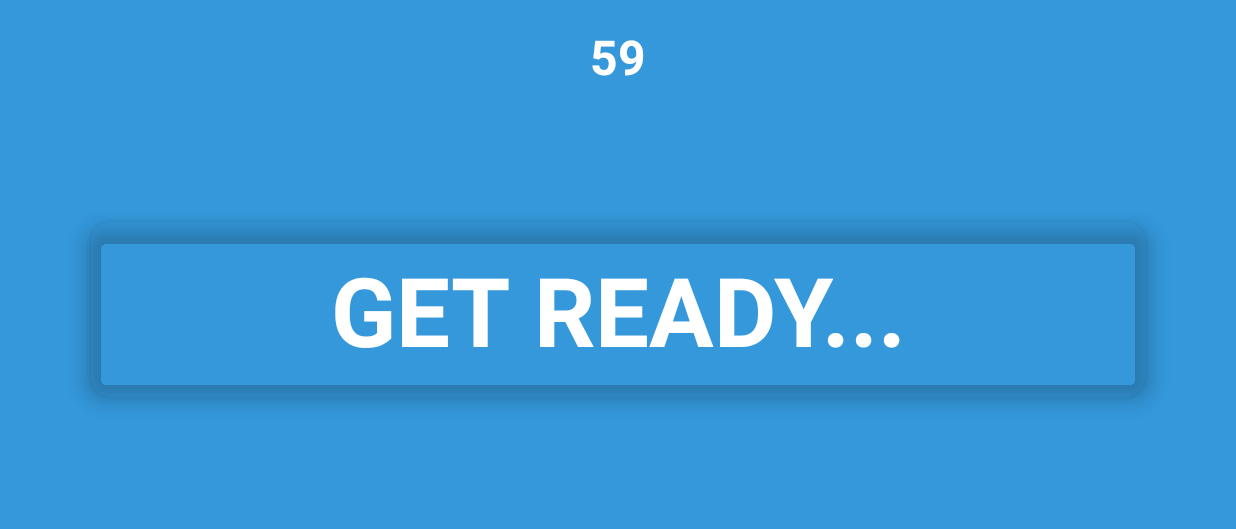
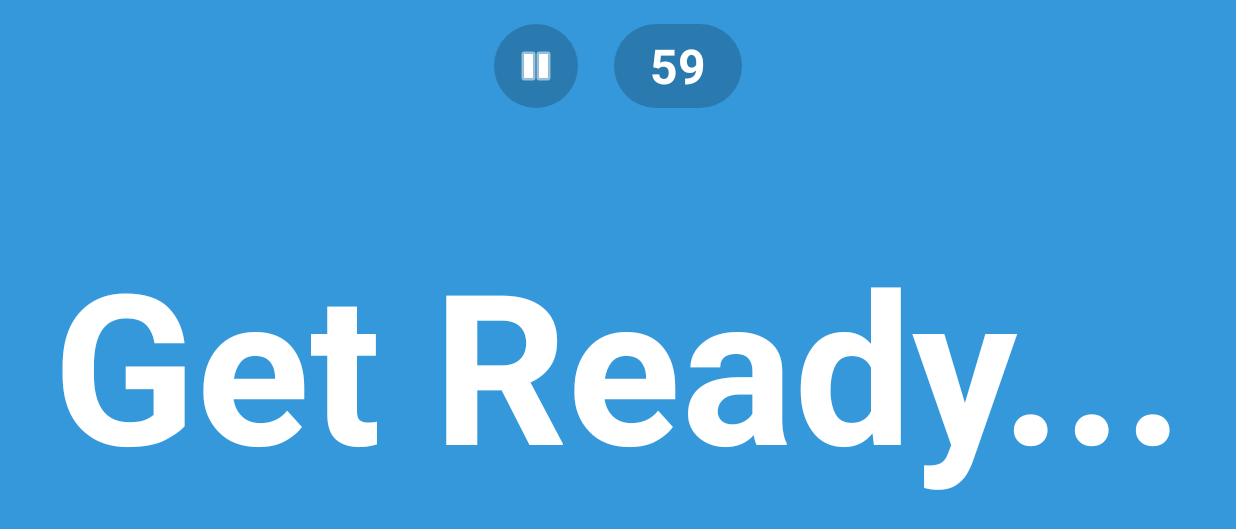
Before and after one commit to nazjobs/AmharicCharades, an Android app: the GameActivity screen opened directly, with no data from a screen before it, on a phone screen of 824 x 412 dp (held sideways). Shown: the top 529 px of the screen. Run offline under Robolectric (Android 15) with nearby library versions, the phone set to English and light mode, and no system bars; 2 statements that could not run were skipped.

Commit message:
Fixed 'Stuck Screen' bug, improved Dark Mode visibility, and fixed Pause Button layout

```diff
--- a/app/src/main/java/com/example/amhariccharades/GameActivity.java
+++ b/app/src/main/java/com/example/amhariccharades/GameActivity.java
@@ -1,7 +1,6 @@
 package com.example.amhariccharades;
 
 import android.content.Context;
-import android.content.DialogInterface;
 import android.content.Intent;
 import android.content.SharedPreferences;
 import android.hardware.Sensor;
@@ -12,7 +11,9 @@ import android.media.MediaPlayer;
 import android.os.Bundle;
 import android.os.CountDownTimer;
 import android.os.Handler;
+import android.os.Looper;
 import android.view.WindowManager;
+import android.widget.ImageButton;
 import android.widget.TextView;
 import androidx.appcompat.app.AlertDialog;
 import androidx.appcompat.app.AppCompatActivity;
@@ -22,11 +23,10 @@ import java.util.Collections;
 
 public class GameActivity extends AppCompatActivity implements SensorEventListener {
 
-    // UI Elements
     private TextView tvWord, tvTimer;
     private ConstraintLayout gameContainer;
+    private ImageButton btnPause;
 
-    // Game Data
     private ArrayList<String> wordList;
     private ArrayList<String> correctWords = new ArrayList<>();
     private ArrayList<String> passedWords = new ArrayList<>();
@@ -34,23 +34,20 @@ public class GameActivity extends AppCompatActivity implements SensorEventListen
     private boolean isGameActive = false;
     private boolean isPaused = false;
 
-    // Sensors
     private SensorManager sensorManager;
     private Sensor accelerometer;
     private boolean canGuess = true;
 
-    // Timer Logic
     private CountDownTimer timer;
-    private static final long TOTAL_TIME = 60000; // 60 Seconds
-    private long timeLeftInMillis = TOTAL_TIME;   // Track time left for pausing
+    private long totalTimeInMillis;
+    private long timeLeftInMillis;
 
-    // Sounds
-    private MediaPlayer mpCorrect;
-    private MediaPlayer mpPass;
+    private boolean isSoundEnabled;
+    private MediaPlayer mpCorrect, mpPass;
 
-    // Settings
-    private long totalTimeInMillis; // Remove 'static final'
-    private boolean isSoundEnabled;
+    // Handler to fix the "Stuck on Green" bug
+    private Handler handler = new Handler(Looper.getMainLooper());
+    private Runnable resetRunnable;
 
     @Override
     protected void onCreate(Bundle savedInstanceState) {
@@ -58,37 +55,32 @@ public class GameActivity extends AppCompatActivity implements SensorEventListen
         getWindow().addFlags(WindowManager.LayoutParams.FLAG_KEEP_SCREEN_ON);
         setContentView(R.layout.activity_game);
 
-        // READ SETTINGS
         SharedPreferences prefs = getSharedPreferences("CharadesPrefs", MODE_PRIVATE);
-        int seconds = prefs.getInt("RoundTime", 60); // Get saved time
-        isSoundEnabled = prefs.getBoolean("SoundEnabled", true); // Get saved sound
+        int seconds = prefs.getInt("RoundTime", 60);
+        isSoundEnabled = prefs.getBoolean("SoundEnabled", true);
+        totalTimeInMillis = seconds * 1000L;
+        timeLeftInMillis = totalTimeInMillis;
 
-        totalTimeInMillis = seconds * 1000L; // Convert to millis
-        timeLeftInMillis = totalTimeInMillis; // Set initial time
-
-        // 1. Initialize UI
         tvWord = findViewById(R.id.tvWord);
         tvTimer = findViewById(R.id.tvTimer);
         gameContainer = findViewById(R.id.gameContainer);
+        btnPause = findViewById(R.id.btnPause);
 
-        // 2. Load Sounds
         try {
             mpCorrect = MediaPlayer.create(this, R.raw.sound_correct);
             mpPass = MediaPlayer.create(this, R.raw.sound_pass);
         } catch (Exception e) { e.printStackTrace(); }
 
-        // 3. Get Data & Setup
         setupGameData();
 
-        // 4. Setup Sensors
         sensorManager = (SensorManager) getSystemService(Context.SENSOR_SERVICE);
         accelerometer = sensorManager.getDefaultSensor(Sensor.TYPE_ACCELEROMETER);
 
-        // 5. Setup Touch Fallback
         findViewById(R.id.touchCorrect).setOnClickListener(v -> processGuess(true));
         findViewById(R.id.touchPass).setOnClickListener(v -> processGuess(false));
 
-        // 6. Start Game
+        btnPause.setOnClickListener(v -> pauseGame());
+
         startGame();
     }
 
@@ -104,60 +96,45 @@ public class GameActivity extends AppCompatActivity implements SensorEventListen
     private void startGame() {
         isGameActive = true;
         isPaused = false;
+        canGuess = true;
 
-        // Register sensor
         if (accelerometer != null) {
             sensorManager.registerListener(this, accelerometer, SensorManager.SENSOR_DELAY_UI);
         }
-
         showNextWord();
         startTimer(timeLeftInMillis);
     }
 
     private void startTimer(long duration) {
-        if (timer != null) {
-            timer.cancel();
-        }
-
+        if (timer != null) timer.cancel();
         timer = new CountDownTimer(duration, 1000) {
             @Override
             public void onTick(long millisUntilFinished) {
-                timeLeftInMillis = millisUntilFinished; // Update variable constantly
+                timeLeftInMillis = millisUntilFinished;
                 tvTimer.setText(String.valueOf(millisUntilFinished / 1000));
             }
-
             @Override
-            public void onFinish() {
-                endGame();
-            }
+            public void onFinish() { endGame(); }
         }.start();
     }
 
-    // --- PAUSE LOGIC ---
-
     @Override
     public void onBackPressed() {
-        // If game is running, pause it instead of exiting
-        if (isGameActive && !isPaused) {
-            pauseGame();
-        } else {
-            super.onBackPressed();
-        }
+        pauseGame();
     }
 
     private void pauseGame() {
+        if (!isGameActive || isPaused) return;
+
         isPaused = true;
-        isGameActive = false; // Stop processing guesses
+        isGameActive = false;
 
-        // 1. Stop Timer
-        if (timer != null) {
-            timer.cancel();
-        }
-
-        // 2. Stop Sensor (So tilting while looking at the menu doesn't count)
+        if (timer != null) timer.cancel();
         sensorManager.unregisterListener(this);
 
-        // 3. Show Dialog
+        // CRITICAL FIX: Cancel any pending "Reset to Blue" commands
+        if (resetRunnable != null) handler.removeCallbacks(resetRunnable);
+
         showPauseDialog();
     }
 
@@ -165,56 +142,37 @@ public class GameActivity extends AppCompatActivity implements SensorEventListen
         AlertDialog.Builder builder = new AlertDialog.Builder(this);
         builder.setTitle("PAUSED");
         builder.setMessage("Time Remaining: " + (timeLeftInMillis / 1000) + "s");
-        builder.setCancelable(false); // User must click a button
-
-        // Button: RESUME
-        builder.setPositiveButton("RESUME", new DialogInterface.OnClickListener() {
-            @Override
-            public void onClick(DialogInterface dialog, int which) {
-                resumeGame();
-            }
-        });
-
-        // Button: RESTART ROUND
-        builder.setNeutralButton("RESTART", new DialogInterface.OnClickListener() {
-            @Override
-            public void onClick(DialogInterface dialog, int which) {
-                restartGame();
-            }
-        });
-
-        // Button: QUIT
-        builder.setNegativeButton("QUIT", new DialogInterface.OnClickListener() {
-            @Override
-            public void onClick(DialogInterface dialog, int which) {
-                finish(); // Close activity, go back to instructions
-            }
-        });
-
+        builder.setCancelable(false);
+        builder.setPositiveButton("RESUME", (dialog, which) -> resumeGame());
+        builder.setNeutralButton("RESTART", (dialog, which) -> restartGame());
+        builder.setNegativeButton("QUIT", (dialog, which) -> finish());
         builder.show();
     }
 
     private void resumeGame() {
         isPaused = false;
         isGameActive = true;
-
-        // Re-register sensor
+        resetCardState(); // Force UI back to neutral immediately
         if (accelerometer != null) {
             sensorManager.registerListener(this, accelerometer, SensorManager.SENSOR_DELAY_UI);
         }
-
-        // Resume timer from where we left off
         startTimer(timeLeftInMillis);
     }
 
     private void restartGame() {
-        // Reset everything
+        resetCardState();
         setupGameData();
         timeLeftInMillis = totalTimeInMillis;
         startGame();
     }
 
-    // --- GAMEPLAY LOGIC ---
+    private void resetCardState() {
+        gameContainer.setBackgroundResource(R.color.game_neutral);
+        canGuess = true;
+        if (currentIndex < wordList.size()) {
+            tvWord.setText(wordList.get(currentIndex));
+        }
+    }
 
     private void showNextWord() {
         if (currentIndex < wordList.size()) {
@@ -225,42 +183,38 @@ public class GameActivity extends AppCompatActivity implements SensorEventListen
     }
 
     private void processGuess(boolean isCorrect) {
-        if (!isGameActive || isPaused) return;
-
-        // Inside processGuess(boolean isCorrect)
+        if (!isGameActive || isPaused || !canGuess) return;
 
         if (isCorrect) {
-            if (isSoundEnabled && mpCorrect != null) mpCorrect.start(); // CHECK ADDED
+            if (isSoundEnabled && mpCorrect != null) mpCorrect.start();
             correctWords.add(wordList.get(currentIndex));
-            flashScreen(R.color.game_correct);
+            flashScreen(R.color.game_correct, "CORRECT!");
         } else {
-            if (isSoundEnabled && mpPass != null) mpPass.start(); // CHECK ADDED
+            if (isSoundEnabled && mpPass != null) mpPass.start();
             passedWords.add(wordList.get(currentIndex));
-            flashScreen(R.color.game_pass);
+            flashScreen(R.color.game_pass, "PASS");
         }
 
         currentIndex++;
+        canGuess = false;
 
-        new Handler().postDelayed(() -> {
-            // Only update UI if we are still playing (didn't pause during the flash)
+        resetRunnable = () -> {
             if (!isPaused) {
-                gameContainer.setBackgroundResource(R.color.game_neutral);
+                resetCardState();
                 showNextWord();
-                canGuess = true;
             }
-        }, 1000);
+        };
+        handler.postDelayed(resetRunnable, 1000);
     }
 
-    private void flashScreen(int colorResId) {
+    private void flashScreen(int colorResId, String text) {
         gameContainer.setBackgroundResource(colorResId);
-        tvWord.setText(colorResId == R.color.game_correct ? "CORRECT!" : "PASS");
-        canGuess = false;
+        tvWord.setText(text);
     }
 
     private void endGame() {
         isGameActive = false;
         if (timer != null) timer.cancel();
-
         Intent intent = new Intent(GameActivity.this, ScoreActivity.class);
         intent.putStringArrayListExtra("CORRECT_LIST", correctWords);
         intent.putStringArrayListExtra("PASS_LIST", passedWords);
@@ -269,11 +223,9 @@ public class GameActivity extends AppCompatActivity implements SensorEventListen
         finish();
     }
 
-    // --- SENSOR ---
     @Override
     public void onSensorChanged(SensorEvent event) {
         if (!isGameActive || isPaused || !canGuess) return;
-
         float z = event.values[2];
         if (z > 7.0f) processGuess(true);
         else if (z < -7.0f) processGuess(false);
@@ -285,9 +237,6 @@ public class GameActivity extends AppCompatActivity implements SensorEventListen
     @Override
     protected void onPause() {
         super.onPause();
-        // Pause if app goes to background (e.g. user presses Home button)
-        if (isGameActive && !isPaused) {
-            pauseGame();
-        }
+        if (isGameActive && !isPaused) pauseGame();
     }
 }
--- a/app/src/main/res/layout/activity_game.xml
+++ b/app/src/main/res/layout/activity_game.xml
@@ -9,60 +9,80 @@
     android:background="@color/game_neutral"
     tools:context=".GameActivity">
 
-    <!-- TIMER -->
-    <TextView
-        android:id="@+id/tvTimer"
+    <!-- TOP BAR (Centered Timer & Pause) -->
+    <LinearLayout
+        android:id="@+id/topBar"
         android:layout_width="wrap_content"
         android:layout_height="wrap_content"
         android:layout_marginTop="16dp"
-        android:text="60"
-        android:textColor="@color/white"
-        android:textSize="32sp"
-        android:textStyle="bold"
-        app:layout_constraintEnd_toEndOf="parent"
-        app:layout_constraintStart_toStartOf="parent"
-        app:layout_constraintTop_toTopOf="parent" />
-
-    <!-- THE WORD (Card View for slight pop) -->
-    <androidx.cardview.widget.CardView
-        android:layout_width="0dp"
-        android:layout_height="wrap_content"
-        android:layout_marginHorizontal="60dp"
-        app:cardCornerRadius="16dp"
-        app:cardElevation="8dp"
-        app:cardBackgroundColor="@android:color/transparent"
-        app:layout_constraintBottom_toBottomOf="parent"
+        android:gravity="center_vertical"
+        android:orientation="horizontal"
         app:layout_constraintEnd_toEndOf="parent"
         app:layout_constraintStart_toStartOf="parent"
         app:layout_constraintTop_toTopOf="parent">
 
+        <ImageButton
+            android:id="@+id/btnPause"
+            android:layout_width="56dp"
+            android:layout_height="56dp"
+            android:background="@drawable/bg_timer_pill"
+            android:padding="12dp"
+            android:src="@android:drawable/ic_media_pause"
+            app:tint="@color/white" />
+
+        <View
+            android:layout_width="24dp"
+            android:layout_height="1dp" />
+
         <TextView
-            android:id="@+id/tvWord"
-            android:layout_width="match_parent"
-            android:layout_height="wrap_content"
+            android:id="@+id/tvTimer"
+            android:layout_width="wrap_content"
+            android:layout_height="56dp"
+            android:background="@drawable/bg_timer_pill"
             android:gravity="center"
-            android:padding="16dp"
-            android:text="GET READY..."
+            android:paddingHorizontal="24dp"
+            android:text="60"
             android:textColor="@color/white"
-            android:textSize="64sp"
+            android:textSize="32sp"
             android:textStyle="bold" />
-    </androidx.cardview.widget.CardView>
+    </LinearLayout>
 
-    <!-- INVISIBLE TOUCH ZONES (Fallback if sensors fail) -->
-    <!-- Left = Correct -->
+    <!-- THE WORD -->
+    <TextView
+        android:id="@+id/tvWord"
+        android:layout_width="0dp"
+        android:layout_height="0dp"
+        android:layout_margin="32dp"
+        android:gravity="center"
+        android:text="Get Ready..."
+        android:textColor="@color/white"
+        android:textStyle="bold"
+        app:autoSizeMaxTextSize="200sp"
+        app:autoSizeMinTextSize="20sp"
+        app:autoSizeStepGranularity="2sp"
+        app:autoSizeTextType="uniform"
+        app:layout_constraintBottom_toBottomOf="parent"
+        app:layout_constraintEnd_toEndOf="parent"
+        app:layout_constraintStart_toStartOf="parent"
+        app:layout_constraintTop_toBottomOf="@+id/topBar" />
+
+    <!-- TOUCH ZONES (Anchored BELOW Top Bar) -->
     <View
         android:id="@+id/touchCorrect"
-        android:layout_width="100dp"
-        android:layout_height="match_parent"
+        android:layout_width="120dp"
+        android:layout_height="0dp"
         android:background="?selectableItemBackground"
-        app:layout_constraintStart_toStartOf="parent" />
+        app:layout_constraintBottom_toBottomOf="parent"
+        app:layout_constraintStart_toStartOf="parent"
+        app:layout_constraintTop_toBottomOf="@+id/topBar" />
 
-    <!-- Right = Pass -->
     <View
         android:id="@+id/touchPass"
-        android:layout_width="100dp"
-        android:layout_height="match_parent"
+        android:layout_width="120dp"
+        android:layout_height="0dp"
         android:background="?selectableItemBackground"
-        app:layout_constraintEnd_toEndOf="parent" />
+        app:layout_constraintBottom_toBottomOf="parent"
+        app:layout_constraintEnd_toEndOf="parent"
+        app:layout_constraintTop_toBottomOf="@+id/topBar" />
 
 </androidx.constraintlayout.widget.ConstraintLayout>
--- a/app/src/main/res/layout/activity_score.xml
+++ b/app/src/main/res/layout/activity_score.xml
@@ -147,7 +147,8 @@
             android:textStyle="bold"
             app:cornerRadius="30dp"
             android:backgroundTint="@color/game_neutral"
-            app:layout_constraintTop_toBottomOf="@+id/resultsContainer" />
+            app:layout_constraintTop_toBottomOf="@+id/resultsContainer"
+            android:textColor="@color/white"/>
 
         <Button
             android:id="@+id/btnHome"
```
Also changed, not shown: app/src/main/res/layout/activity_game_settings.xml (+7 -3 lines), app/src/main/res/values-night/themes.xml (+7 -6 lines).
